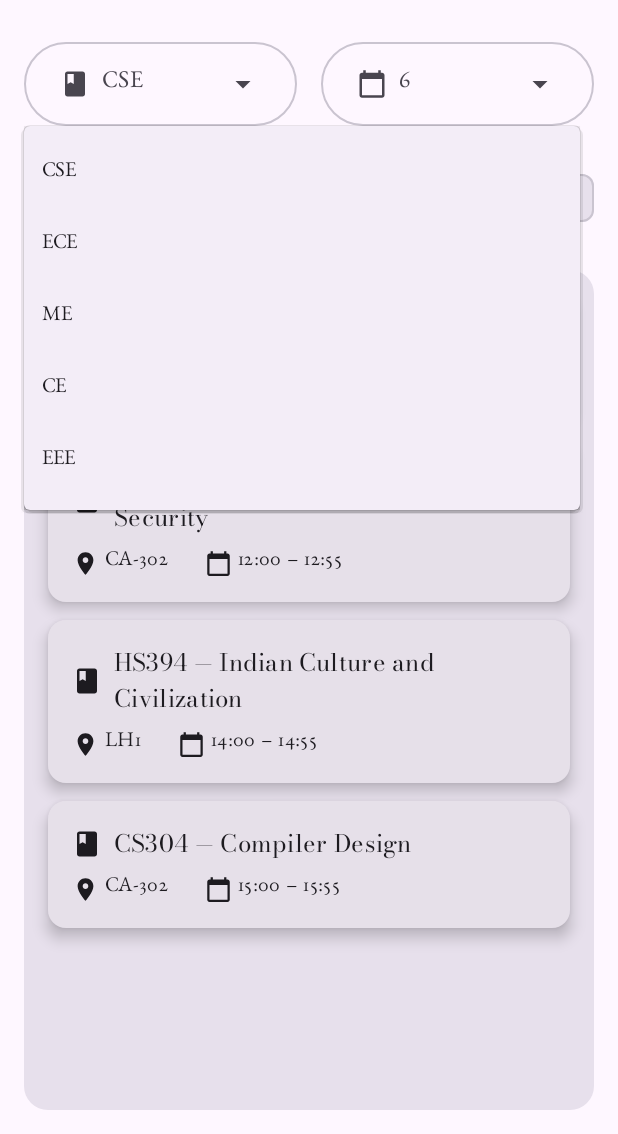
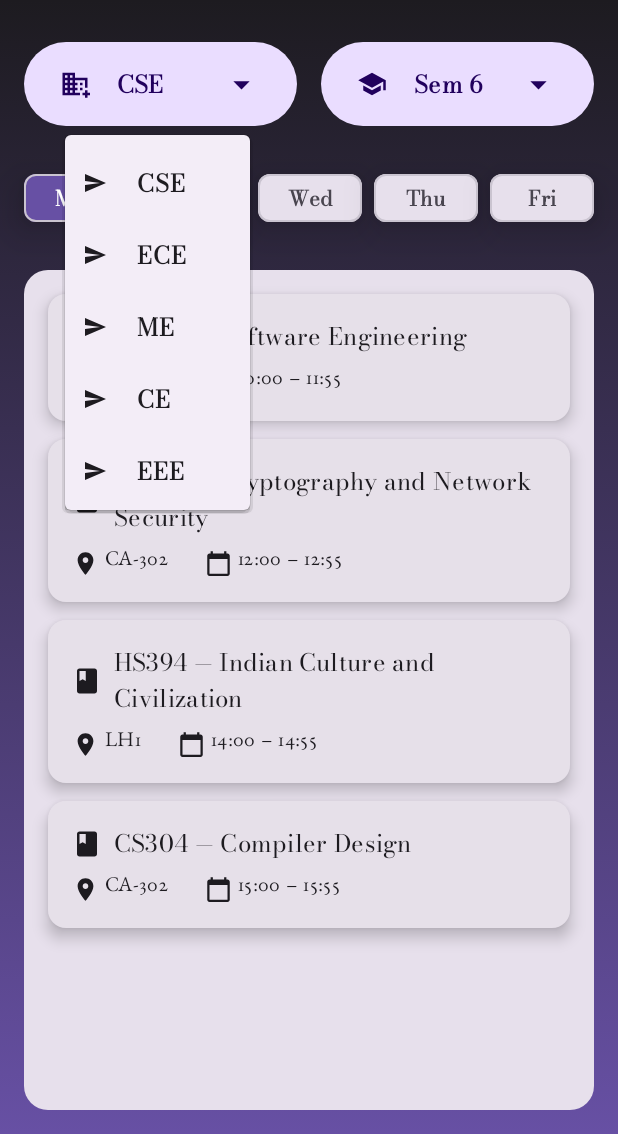
Before and after one commit to myself-sohan/Trackdemics, an Android app built with Jetpack Compose: the RoutineScreen screen opened through its navigation route, after a tap on "CSE", on a phone screen of 412 x 824 dp, the part 102-1236 px from its top. Run offline under Robolectric (Android 15) with nearby library versions, the phone set to English and light mode, and no system bars; our stand-ins replace Dagger/Hilt's generated code; Roboto replaces fonts that are not available here.

Commit message:
RoutineScreen Enhancement

```diff
--- a/app/src/main/java/com/example/trackdemics/navigation/TrackdemicsNavigation.kt
+++ b/app/src/main/java/com/example/trackdemics/navigation/TrackdemicsNavigation.kt
@@ -28,7 +28,7 @@ fun TrackdemicsNavigation() {
 
     NavHost(
         navController = navController,
-        startDestination = TrackdemicsScreens.ProfessorAttendanceScreen.name
+        startDestination = TrackdemicsScreens.RoutineScreen.name
     ) {
 
         // Screens without arguments
--- a/app/src/main/java/com/example/trackdemics/screens/attendance/components/ProfessorAttendanceCard.kt
+++ b/app/src/main/java/com/example/trackdemics/screens/attendance/components/ProfessorAttendanceCard.kt
@@ -129,7 +129,7 @@ fun ProfessorAttendanceCard(
                     text = course.courseName,
                     fontSize = 22.sp,
                     fontWeight = FontWeight.Companion.Bold,
-                    color = Color.Companion.White
+                    color = MaterialTheme.colorScheme.surface
                 )
 
                 Spacer(modifier = Modifier.Companion.height(8.dp))
@@ -139,7 +139,7 @@ fun ProfessorAttendanceCard(
                     fontFamily = FontFamily(Font(R.font.notosans_variablefont)),
                     fontSize = 19.sp,
                     fontWeight = FontWeight.Companion.ExtraBold,
-                    color = Color.Companion.White
+                    color = MaterialTheme.colorScheme.surface
                 )
 
                 Spacer(modifier = Modifier.Companion.height(12.dp))
@@ -150,7 +150,7 @@ fun ProfessorAttendanceCard(
                 )
                 {
                     Text(
-                        text = "Attended",
+                        text = "No of Enrolled students",
                         fontSize = 14.sp,
                         color = onSurfaceLight.copy(alpha = 0.6f)
                     )
@@ -160,7 +160,7 @@ fun ProfessorAttendanceCard(
                         fontSize = 19.sp,
                         fontFamily = FontFamily(Font(R.font.notosans_variablefont)),
                         fontWeight = FontWeight.Companion.SemiBold,
-                        color = Color.Companion.White
+                        color = MaterialTheme.colorScheme.surface
                     )
                 }
             }
--- a/app/src/main/java/com/example/trackdemics/screens/attendance/components/StudentAttendanceCard.kt
+++ b/app/src/main/java/com/example/trackdemics/screens/attendance/components/StudentAttendanceCard.kt
@@ -111,7 +111,7 @@ fun StudentAttendanceCard(
                     text = course.name,
                     fontSize = 22.sp,
                     fontWeight = FontWeight.Bold,
-                    color = Color.White
+                    color = MaterialTheme.colorScheme.surface
                 )
                 IconButton(onClick = { showDeleteDialog.value = true })
                 {
@@ -130,7 +130,7 @@ fun StudentAttendanceCard(
                 fontFamily = FontFamily(Font(R.font.notosans_variablefont)),
                 fontSize = 19.sp,
                 fontWeight = FontWeight.ExtraBold,
-                color = Color.White
+                color = MaterialTheme.colorScheme.surface
             )
 
             Spacer(modifier = Modifier.height(12.dp))
@@ -140,7 +140,7 @@ fun StudentAttendanceCard(
                 horizontalArrangement = Arrangement.SpaceBetween
             ) {
                 Text(
-                    text = "Attended",
+                    text = "Professor Name",
                     fontSize = 14.sp,
                     color = onSurfaceLight.copy(alpha = 0.6f)
                 )
@@ -148,7 +148,7 @@ fun StudentAttendanceCard(
                     text = "${attended.intValue}/${total.intValue}",
                     fontSize = 26.sp,
                     fontWeight = FontWeight.SemiBold,
-                    color = Color.White
+                    color = MaterialTheme.colorScheme.surface
                 )
             }
         }
--- a/app/src/main/java/com/example/trackdemics/screens/role/RoleScreen.kt
+++ b/app/src/main/java/com/example/trackdemics/screens/role/RoleScreen.kt
@@ -132,7 +132,7 @@ fun RoleScreen(
                 RoleButton(
                     image = painterResource(id = R.drawable.student_icon),
                     label = "Student",
-                    onClick = { navController.navigate("SignUpScreen/Professor") }
+                    onClick = { navController.navigate("SignUpScreen/Student") }
                 )
                 RoleButton(
                     image = painterResource(id = R.drawable.professor_icon),
@@ -152,7 +152,7 @@ fun RoleScreen(
                 RoleButton(
                     image = painterResource(id = R.drawable.admin_icon),
                     label = "Admin",
-                    onClick = { navController.navigate("SignUpScreen/Professor") }
+                    onClick = { navController.navigate("LoginScreen/Admin") }
                 )
             }
         }
--- a/app/src/main/java/com/example/trackdemics/screens/routine/RoutineScreen.kt
+++ b/app/src/main/java/com/example/trackdemics/screens/routine/RoutineScreen.kt
@@ -1,27 +1,35 @@
 package com.example.trackdemics.screens.routine
 
+import android.R
+import androidx.compose.foundation.background
 import androidx.compose.foundation.layout.*
 import androidx.compose.foundation.lazy.LazyColumn
 import androidx.compose.foundation.shape.RoundedCornerShape
 import androidx.compose.material.icons.Icons
-import androidx.compose.material.icons.filled.ArrowDropDown
 import androidx.compose.material.icons.filled.Book
+import androidx.compose.material.icons.filled.Business
 import androidx.compose.material.icons.filled.CalendarToday
 import androidx.compose.material.icons.filled.Class
+import androidx.compose.material.icons.filled.DomainAdd
 import androidx.compose.material.icons.filled.Place
+import androidx.compose.material.icons.filled.School
 import androidx.compose.material3.*
 import androidx.compose.runtime.*
 import androidx.compose.ui.Alignment
 import androidx.compose.ui.Modifier
-import androidx.compose.ui.graphics.vector.ImageVector
+import androidx.compose.ui.graphics.Brush
+import androidx.compose.ui.text.font.FontWeight
+import androidx.compose.ui.text.style.TextAlign
 import androidx.compose.ui.unit.dp
+import androidx.lifecycle.viewmodel.compose.viewModel
 import androidx.navigation.NavController
+import com.example.trackdemics.screens.routine.components.DropdownSelector
 import com.example.trackdemics.widgets.TrackdemicsAppBar
 
 @Composable
 fun RoutineScreen(
     navController: NavController,
-    viewModel: RoutineViewModel = androidx.lifecycle.viewmodel.compose.viewModel()
+    viewModel: RoutineViewModel = viewModel()
 ) {
     val days = listOf("Monday","Tuesday","Wednesday","Thursday","Friday")
 
@@ -37,36 +45,66 @@ fun RoutineScreen(
         }
     ) { paddingValues ->
 
-        Column(
+        Box(
             modifier = Modifier
                 .padding(paddingValues)
                 .fillMaxSize()
+                .background(
+                    brush = Brush.verticalGradient(
+                        colors = listOf(
+                            MaterialTheme.colorScheme.onSurface,
+                            MaterialTheme.colorScheme.primary,
+                        )
+                    )
+                )
+        )
+        {
+            Column(
+                modifier = Modifier
+                    .fillMaxSize()
                     .padding(16.dp)
-        ) {
+            )
+            {
                 Spacer(Modifier.height(12.dp))
 
                 // ─── Branch / Semester Row ───────────────────────────────
                 Row(
                     modifier = Modifier.fillMaxWidth(),
                     horizontalArrangement = Arrangement.spacedBy(16.dp)
-            ) {
+                )
+                {
+                    // Branch selector (unchanged)…
                     DropdownSelector(
-                    icon            = Icons.Default.Class,
-                    label           = "Branch",
-                    options         = viewModel.availableBranches,
-                    selectedOption  = viewModel.selectedBranch,
-                    onOptionSelected= { viewModel.selectedBranch = it },
-                    modifier        = Modifier.weight(1f)
+                        icon = Icons.Default.DomainAdd,
+                        label = "Branch",
+                        options = viewModel.availableBranches,
+                        selectedOption = viewModel.selectedBranch,
+                        onOptionSelected = { viewModel.selectedBranch = it },
+                        modifier = Modifier
+                            .weight(1f)
                     )
+
+                    // Semester selector: parse the trailing number out of "Sem X"
                     DropdownSelector(
-                    icon            = Icons.Default.CalendarToday,
-                    label           = "Semester",
-                    options         = viewModel.availableSemesters.map { it.toString() },
-                    selectedOption  = viewModel.selectedSemester.toString(),
-                    onOptionSelected= { viewModel.selectedSemester = it.toInt() },
-                    modifier        = Modifier.weight(1f)
+                        icon = Icons.Default.School,
+                        label = "Semester",
+                        options = viewModel.availableSemesters,
+                        // display exactly "Sem 6" or "Sem ${selectedSemester}"
+                        selectedOption = "Sem ${viewModel.selectedSemester}",
+                        onOptionSelected = { semLabel ->
+                            // semLabel == "Sem 4" for example
+                            val semNumber = semLabel
+                                .removePrefix("Sem ")
+                                .trim()
+                                .toIntOrNull()
+                                ?: viewModel.selectedSemester
+                            viewModel.selectedSemester = semNumber
+                        },
+                        modifier = Modifier
+                            .weight(1f)
                     )
                 }
+
 
                 Spacer(Modifier.height(24.dp))
 
@@ -74,13 +112,24 @@ fun RoutineScreen(
                 Row(
                     modifier = Modifier.fillMaxWidth(),
                     horizontalArrangement = Arrangement.spacedBy(8.dp)
-            ) {
+                )
+                {
                     days.forEach { day ->
                         val isSelected = viewModel.selectedDay == day
                         AssistChip(
                             onClick = { viewModel.selectedDay = day },
-                        label   = { Text(day.take(3)) },
-                        colors  = AssistChipDefaults.assistChipColors(
+                            label = {
+                                Text(
+                                    modifier = Modifier
+                                        .fillMaxWidth(),
+                                    text = day.take(3),
+                                    style = MaterialTheme.typography.titleSmall.copy(
+                                        fontWeight = FontWeight.Bold,
+                                        textAlign = TextAlign.Center
+                                    )
+                                )
+                            },
+                            colors = AssistChipDefaults.assistChipColors(
                                 containerColor = if (isSelected)
                                     MaterialTheme.colorScheme.primary
                                 else
@@ -90,6 +139,7 @@ fun RoutineScreen(
                                 else
                                     MaterialTheme.colorScheme.onSurfaceVariant
                             ),
+                            elevation = AssistChipDefaults.assistChipElevation(15.dp),
                             modifier = Modifier.weight(1f)
                         )
                     }
@@ -99,10 +149,10 @@ fun RoutineScreen(
 
                 // ─── Outer Surface Boundary for Course List ───────────────
                 Surface(
-                shape          = RoundedCornerShape(16.dp),
+                    shape = RoundedCornerShape(16.dp),
                     tonalElevation = 6.dp,
-                color          = MaterialTheme.colorScheme.surfaceVariant,
-                modifier       = Modifier
+                    color = MaterialTheme.colorScheme.surfaceVariant,
+                    modifier = Modifier
                         .fillMaxWidth()
                         .weight(1f)
                 ) {
@@ -127,12 +177,15 @@ fun RoutineScreen(
                             items(courses.size) { idx ->
                                 val course = courses[idx]
                                 // we know timing != null after filtering
-                            val timing = viewModel.getTimingForDay(course.schedule, viewModel.selectedDay)!!
+                                val timing = viewModel.getTimingForDay(
+                                    course.schedule,
+                                    viewModel.selectedDay
+                                )!!
 
                                 Card(
-                                shape          = RoundedCornerShape(12.dp),
+                                    shape = RoundedCornerShape(12.dp),
                                     elevation = CardDefaults.cardElevation(6.dp),
-                                modifier       = Modifier
+                                    modifier = Modifier
                                         .fillMaxWidth()
                                         .wrapContentHeight()
                                 ) {
@@ -140,9 +193,9 @@ fun RoutineScreen(
                                         // Course Code + Name
                                         Row(verticalAlignment = Alignment.CenterVertically) {
                                             Icon(
-                                            imageVector    = Icons.Default.Book,
+                                                imageVector = Icons.Default.Book,
                                                 contentDescription = "Course Icon",
-                                            modifier       = Modifier.size(20.dp)
+                                                modifier = Modifier.size(20.dp)
                                             )
                                             Spacer(Modifier.width(8.dp))
                                             Text(
@@ -155,15 +208,15 @@ fun RoutineScreen(
 
                                         // Location & Time
                                         Row(
-                                        modifier            = Modifier.fillMaxWidth(),
+                                            modifier = Modifier.fillMaxWidth(),
                                             horizontalArrangement = Arrangement.spacedBy(24.dp),
-                                        verticalAlignment     = Alignment.CenterVertically
+                                            verticalAlignment = Alignment.CenterVertically
                                         ) {
                                             Row(verticalAlignment = Alignment.CenterVertically) {
                                                 Icon(
-                                                imageVector    = Icons.Default.Place,
+                                                    imageVector = Icons.Default.Place,
                                                     contentDescription = "Location Icon",
-                                                modifier       = Modifier.size(18.dp)
+                                                    modifier = Modifier.size(18.dp)
                                                 )
                                                 Spacer(Modifier.width(4.dp))
                                                 Text(
@@ -173,9 +226,9 @@ fun RoutineScreen(
                                             }
                                             Row(verticalAlignment = Alignment.CenterVertically) {
                                                 Icon(
-                                                imageVector    = Icons.Default.CalendarToday,
+                                                    imageVector = Icons.Default.CalendarToday,
                                                     contentDescription = "Time Icon",
-                                                modifier       = Modifier.size(18.dp)
+                                                    modifier = Modifier.size(18.dp)
                                                 )
                                                 Spacer(Modifier.width(4.dp))
                                                 Text(
@@ -193,56 +246,4 @@ fun RoutineScreen(
             }
         }
     }
-
-
-/**
- * A dropdown selector with an icon prefix and arrow indicator.
- * `modifier` allows you to weight it in a Row.
- */
-@Composable
-fun DropdownSelector(
-    icon: ImageVector,
-    label: String,
-    options: List<String>,
-    selectedOption: String,
-    onOptionSelected: (String) -> Unit,
-    modifier: Modifier = Modifier
-) {
-    var expanded by remember { mutableStateOf(false) }
-
-    Box(modifier) {
-        OutlinedButton(
-            onClick  = { expanded = true },
-            modifier = Modifier
-                .height(56.dp)
-                .fillMaxWidth(),
-            shape = RoundedCornerShape(28.dp)
-        ) {
-            Icon(icon, contentDescription = null, Modifier.size(20.dp))
-            Spacer(Modifier.width(8.dp))
-            Text(selectedOption, style = MaterialTheme.typography.bodyLarge)
-            Spacer(Modifier.weight(1f))
-            Icon(
-                imageVector    = Icons.Default.ArrowDropDown,
-                contentDescription = "Expand",
-                modifier       = Modifier.size(24.dp)
-            )
 }
-
-        DropdownMenu(
-            expanded         = expanded,
-            onDismissRequest = { expanded = false },
-            modifier         = Modifier.fillMaxWidth(0.9f)
-        ) {
-            options.forEach { option ->
-                DropdownMenuItem(
-                    text    = { Text(option) },
-                    onClick = {
-                        onOptionSelected(option)
-                        expanded = false
-                    }
-                )
-            }
-        }
-    }
-}
--- a/app/src/main/java/com/example/trackdemics/screens/routine/RoutineViewModel.kt
+++ b/app/src/main/java/com/example/trackdemics/screens/routine/RoutineViewModel.kt
@@ -8,11 +8,11 @@ import com.example.trackdemics.data.AllCourseData
 class RoutineViewModel : ViewModel() {
 
     var selectedBranch by mutableStateOf("CSE")
-    var selectedSemester by mutableStateOf(6)
+    var selectedSemester by mutableIntStateOf(6)
     var selectedDay by mutableStateOf("Monday")
 
     val availableBranches = listOf("CSE", "ECE", "ME", "CE", "EEE")
-    val availableSemesters = (1..8).toList()
+    val availableSemesters = listOf("Sem 2", "Sem 4", "Sem 6", "Sem 8")
 
     /**
      * 1. Find the matching SemesterCourses
--- /dev/null
+++ b/app/src/main/java/com/example/trackdemics/screens/routine/components/DropdownSelector.kt
@@ -0,0 +1,130 @@
+package com.example.trackdemics.screens.routine.components
+
+import androidx.compose.foundation.layout.Box
+import androidx.compose.foundation.layout.Spacer
+import androidx.compose.foundation.layout.fillMaxHeight
+import androidx.compose.foundation.layout.fillMaxWidth
+import androidx.compose.foundation.layout.height
+import androidx.compose.foundation.layout.heightIn
+import androidx.compose.foundation.layout.size
+import androidx.compose.foundation.layout.width
+import androidx.compose.foundation.shape.RoundedCornerShape
+import androidx.compose.material.icons.Icons
+import androidx.compose.material.icons.automirrored.filled.Send
+import androidx.compose.material.icons.filled.ArrowDropDown
+import androidx.compose.material.icons.filled.Send
+import androidx.compose.material3.Button
+import androidx.compose.material3.ButtonDefaults
+import androidx.compose.material3.DropdownMenu
+import androidx.compose.material3.DropdownMenuItem
+import androidx.compose.material3.Icon
+import androidx.compose.material3.MaterialTheme
+import androidx.compose.material3.OutlinedButton
+import androidx.compose.runtime.*
+import androidx.compose.material3.Text
+import androidx.compose.runtime.Composable
+import androidx.compose.runtime.mutableStateOf
+import androidx.compose.runtime.remember
+import androidx.compose.ui.Modifier
+import androidx.compose.ui.graphics.vector.ImageVector
+import androidx.compose.ui.text.font.FontWeight
+import androidx.compose.ui.text.style.TextAlign
+import androidx.compose.ui.unit.DpOffset
+import androidx.compose.ui.unit.dp
+import androidx.compose.ui.unit.sp
+
+/**
+ * A dropdown selector with an icon prefix and arrow indicator.
+ * `modifier` allows you to weight it in a Row.
+ */
+@Composable
+fun DropdownSelector(
+    icon: ImageVector,
+    label: String,
+    options: List<String>,
+    selectedOption: String,
+    onOptionSelected: (String) -> Unit,
+    modifier: Modifier = Modifier
+)
+{
+    var expanded by remember { mutableStateOf(false) }
+
+    Box(
+        modifier = modifier,
+
+    )
+    {
+        Button(
+            onClick = { expanded = true },
+            modifier = Modifier
+                .height(56.dp)
+                .fillMaxWidth(),
+            shape = RoundedCornerShape(28.dp),
+            colors = ButtonDefaults.buttonColors(
+                MaterialTheme.colorScheme.primaryContainer
+            )
+        )
+        {
+            Icon(
+                imageVector = icon,
+                contentDescription = null,
+                modifier = Modifier.Companion.size(20.dp),
+                tint = MaterialTheme.colorScheme.onPrimaryContainer
+            )
+            Spacer(Modifier.Companion.width(18.dp))
+            Text(
+                text = selectedOption,
+                style = MaterialTheme.typography.titleMedium,
+                color = MaterialTheme.colorScheme.onPrimaryContainer,
+                fontWeight = FontWeight.ExtraBold
+            )
+            Spacer(Modifier.Companion.weight(1f))
+            Icon(
+                imageVector = Icons.Default.ArrowDropDown,
+                contentDescription = "Expand",
+                modifier = Modifier.Companion.size(26.dp),
+                tint = MaterialTheme.colorScheme.onPrimaryContainer
+            )
+        }
+
+        DropdownMenu(
+            expanded = expanded,
+            onDismissRequest = { expanded = false },
+            modifier = Modifier.Companion
+                .fillMaxWidth(0.3f)
+                .heightIn(max = 250.dp),
+            offset = DpOffset(27.dp, 6.dp)
+        )
+        {
+            options.forEach { option ->
+                DropdownMenuItem(
+                    leadingIcon = {
+                        Icon(
+                            imageVector = Icons.AutoMirrored.Filled.Send,
+                            contentDescription = "Expand",
+                            modifier = Modifier.Companion.size(16.dp),
+                            tint = MaterialTheme.colorScheme.onSurface
+                        )
+                    },
+                    text = {
+                        Text(
+                            text = option,
+                            modifier = Modifier
+                                .fillMaxWidth(),
+                            style = MaterialTheme.typography.titleMedium.copy(
+                                color = MaterialTheme.colorScheme.onSurface,
+                                fontWeight = FontWeight.ExtraBold,
+                                letterSpacing = 0.8.sp,
+                                textAlign = TextAlign.Start
+                            )
+                        )
+                    },
+                    onClick = {
+                        onOptionSelected(option)
+                        expanded = false
+                    }
+                )
+            }
+        }
+    }
+}
```
Lines whose indentation alone changed are shown as unchanged.
